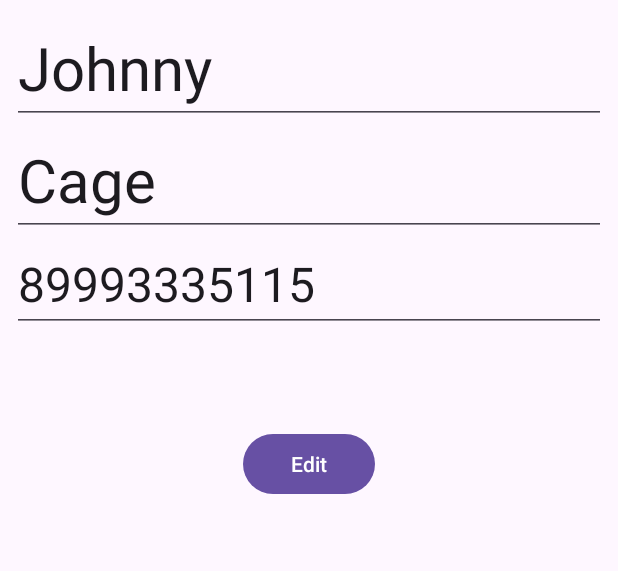
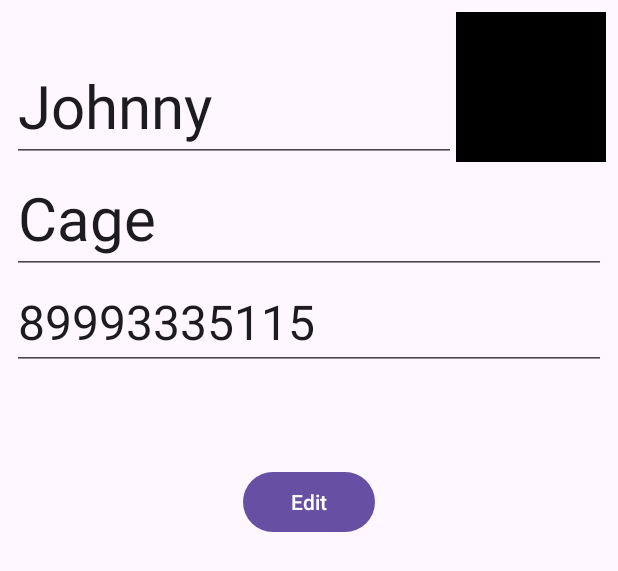
Before and after one commit to EkorrTi/FragmentsW3, an Android app: the layout fragment_contact.xml on its own in the app's theme, with its tools: preview values and no code run, on a phone screen of 412 x 824 dp. Shown: the top 571 px of the screen. Run offline under Robolectric (Android 15) with nearby library versions, the phone set to English and light mode, and no system bars.

Commit message:
Task done

```diff
--- a/app/build.gradle.kts
+++ b/app/build.gradle.kts
@@ -43,8 +43,9 @@ dependencies {
     testImplementation("junit:junit:4.13.2")
     androidTestImplementation("androidx.test.ext:junit:1.1.5")
     androidTestImplementation("androidx.test.espresso:espresso-core:3.5.1")
-
     // Navigation component
     implementation("androidx.navigation:navigation-fragment-ktx:2.3.1")
     implementation("androidx.navigation:navigation-ui-ktx:2.3.1")
+    // Picasso
+    implementation("com.squareup.picasso:picasso:2.8")
 }
--- a/app/src/main/AndroidManifest.xml
+++ b/app/src/main/AndroidManifest.xml
@@ -1,6 +1,7 @@
 <?xml version="1.0" encoding="utf-8"?>
 <manifest xmlns:android="http://schemas.android.com/apk/res/android"
     xmlns:tools="http://schemas.android.com/tools">
+    <uses-permission android:name="android.permission.INTERNET"/>
 
     <application
         android:allowBackup="true"
--- a/app/src/main/java/com/example/fragmentsw3/Contact.kt
+++ b/app/src/main/java/com/example/fragmentsw3/Contact.kt
@@ -5,5 +5,6 @@ import java.io.Serializable
 data class Contact(
     var name: String,
     var surname: String,
-    var phone: String
+    var phone: String,
+    val avatarURL: String,
 ): Serializable
--- a/app/src/main/java/com/example/fragmentsw3/ContactFragment.kt
+++ b/app/src/main/java/com/example/fragmentsw3/ContactFragment.kt
@@ -7,14 +7,17 @@ import android.view.View
 import android.view.ViewGroup
 import android.widget.Button
 import android.widget.EditText
+import android.widget.ImageView
 import androidx.core.view.isVisible
 import androidx.fragment.app.Fragment
 import androidx.navigation.fragment.findNavController
+import com.squareup.picasso.Picasso
 
 class ContactFragment : Fragment() {
     private lateinit var name: EditText
     private lateinit var surname: EditText
     private lateinit var phone: EditText
+    private lateinit var avatar: ImageView
     private lateinit var editButton: Button
     private lateinit var saveButton: Button
     var contact: Contact? = null
@@ -38,6 +41,7 @@ class ContactFragment : Fragment() {
         name = view.findViewById(R.id.contact_name)
         surname = view.findViewById(R.id.contact_surname)
         phone = view.findViewById(R.id.contact_phone)
+        avatar = view.findViewById(R.id.contact_avatar)
         editButton = view.findViewById(R.id.edit_contact_button)
         saveButton = view.findViewById(R.id.save_contact_button)
 
@@ -52,6 +56,7 @@ class ContactFragment : Fragment() {
         name.setText(contact?.name)
         surname.setText(contact?.surname)
         phone.setText(contact?.phone)
+        Picasso.get().load(contact?.avatarURL).into(avatar)
         view?.isVisible = true
     }
 
--- a/app/src/main/java/com/example/fragmentsw3/ContactsRecyclerViewAdapter.kt
+++ b/app/src/main/java/com/example/fragmentsw3/ContactsRecyclerViewAdapter.kt
@@ -4,8 +4,10 @@ import android.util.Log
 import android.view.LayoutInflater
 import android.view.View
 import android.view.ViewGroup
+import android.widget.ImageView
 import android.widget.TextView
 import androidx.recyclerview.widget.RecyclerView
+import com.squareup.picasso.Picasso
 
 class ContactsRecyclerViewAdapter(private val data: MutableList<Contact>) :
     RecyclerView.Adapter<ContactsRecyclerViewAdapter.ContactsRecyclerViewHolder>() {
@@ -23,6 +25,7 @@ class ContactsRecyclerViewAdapter(private val data: MutableList<Contact>) :
 
         holder.name.text = "${contact.name} ${contact.surname}"
         holder.phone.text = contact.phone
+        Picasso.get().load(contact.avatarURL).into(holder.avatar)
         holder.itemView.setOnClickListener { onClick?.invoke(contact) }
         holder.itemView.setOnLongClickListener {
             data.removeAt(position)
@@ -37,5 +40,6 @@ class ContactsRecyclerViewAdapter(private val data: MutableList<Contact>) :
     class ContactsRecyclerViewHolder(view: View) : RecyclerView.ViewHolder(view) {
         val name: TextView = view.findViewById(R.id.contact_item_name)
         val phone: TextView = view.findViewById(R.id.contact_item_phone)
+        val avatar: ImageView = view.findViewById(R.id.contact_item_avatar)
     }
 }
--- a/app/src/main/res/layout/fragment_contact.xml
+++ b/app/src/main/res/layout/fragment_contact.xml
@@ -15,9 +15,9 @@
         android:hint="@string/name"
         android:inputType="none"
         android:textSize="40sp"
-        app:layout_constraintEnd_toEndOf="parent"
+        app:layout_constraintBottom_toBottomOf="@+id/contact_avatar"
+        app:layout_constraintEnd_toStartOf="@+id/contact_avatar"
         app:layout_constraintStart_toStartOf="parent"
-        app:layout_constraintTop_toTopOf="parent"
         tools:text="Johnny" />
 
     <EditText
@@ -30,7 +30,7 @@
         android:textSize="40sp"
         app:layout_constraintEnd_toEndOf="parent"
         app:layout_constraintStart_toStartOf="parent"
-        app:layout_constraintTop_toBottomOf="@+id/contact_name"
+        app:layout_constraintTop_toBottomOf="@+id/contact_avatar"
         tools:text="Cage" />
 
     <EditText
@@ -45,6 +45,14 @@
         app:layout_constraintStart_toStartOf="parent"
         app:layout_constraintTop_toBottomOf="@+id/contact_surname"
         tools:text="89993335115" />
+
+    <ImageView
+        android:id="@+id/contact_avatar"
+        android:layout_width="100dp"
+        android:layout_height="100dp"
+        app:layout_constraintEnd_toEndOf="parent"
+        app:layout_constraintTop_toTopOf="parent"
+        tools:background="@color/black"/>
 
     <com.google.android.material.button.MaterialButton
         android:id="@+id/edit_contact_button"
```
Also changed, not shown: app/src/main/java/com/example/fragmentsw3/ListContactsFragment.kt (+7 -6 lines), app/src/main/res/layout/list_item_contacts.xml (+9 -0 lines).
